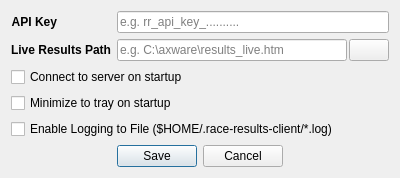
Qt form src/race_results/ui/config_dialog.ui (Shamtam/race-results-client) before a commit.
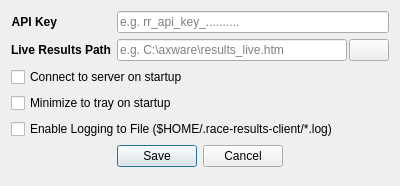
The same form after that commit. Icons and pictures are not drawn.

```diff
--- a/src/race_results/ui/config_dialog.ui
+++ b/src/race_results/ui/config_dialog.ui
@@ -7,7 +7,7 @@
     <x>0</x>
     <y>0</y>
     <width>400</width>
-    <height>160</height>
+    <height>186</height>
    </rect>
   </property>
   <property name="windowTitle">
```
Left out of the diff: 2 changed lines with no effect on the pictures.
